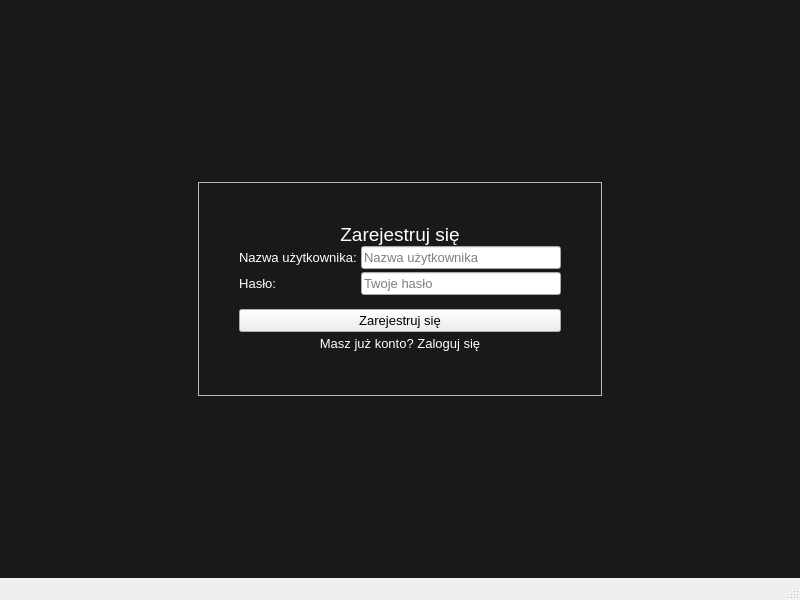
Qt form registerwindow.ui (DwS234/LanguageTutorDesktop) before a commit.
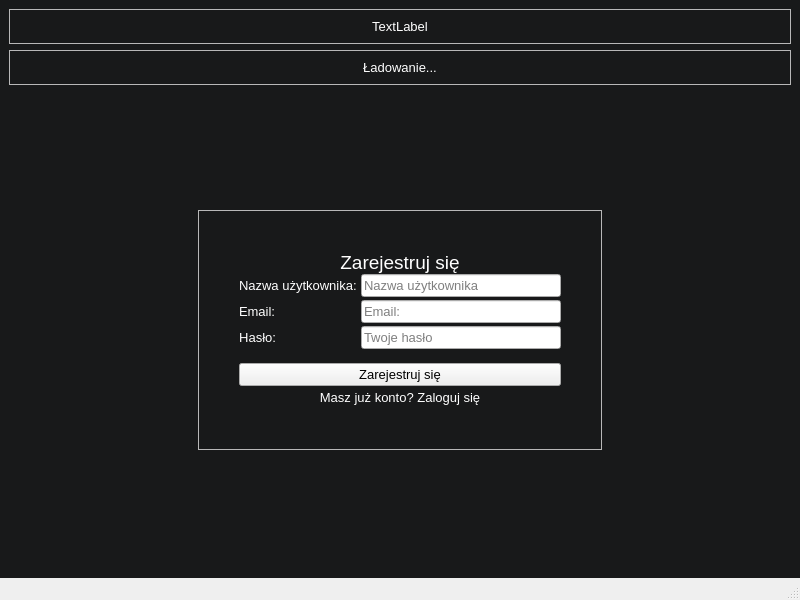
The same form after that commit.

```diff
--- a/registerwindow.ui
+++ b/registerwindow.ui
@@ -20,6 +20,66 @@
 }</string>
    </property>
    <layout class="QVBoxLayout" name="verticalLayout">
+    <item>
+     <widget class="QFrame" name="resultScreen">
+      <property name="frameShape">
+       <enum>QFrame::StyledPanel</enum>
+      </property>
+      <property name="frameShadow">
+       <enum>QFrame::Raised</enum>
+      </property>
+      <layout class="QVBoxLayout" name="verticalLayout_4">
+       <item>
+        <widget class="QLabel" name="resultLabel">
+         <property name="font">
+          <font>
+           <pointsize>10</pointsize>
+          </font>
+         </property>
+         <property name="styleSheet">
+          <string notr="true">color: white</string>
+         </property>
+         <property name="text">
+          <string>TextLabel</string>
+         </property>
+         <property name="alignment">
+          <set>Qt::AlignCenter</set>
+         </property>
+        </widget>
+       </item>
+      </layout>
+     </widget>
+    </item>
+    <item>
+     <widget class="QFrame" name="loadingScreen">
+      <property name="frameShape">
+       <enum>QFrame::StyledPanel</enum>
+      </property>
+      <property name="frameShadow">
+       <enum>QFrame::Raised</enum>
+      </property>
+      <layout class="QVBoxLayout" name="verticalLayout_3">
+       <item>
+        <widget class="QLabel" name="loadingScreenLabel">
+         <property name="font">
+          <font>
+           <pointsize>10</pointsize>
+          </font>
+         </property>
+         <property name="styleSheet">
+          <string notr="true">color: white</string>
+         </property>
+         <property name="text">
+          <string>Ładowanie...</string>
+         </property>
+         <property name="alignment">
+          <set>Qt::AlignCenter</set>
+         </property>
+        </widget>
+       </item>
+      </layout>
+     </widget>
+    </item>
     <item>
      <spacer name="verticalSpacer">
       <property name="orientation">
@@ -34,6 +94,7 @@
      </spacer>
     </item>
     <item>
+     <widget class="QFrame" name="registerScreen">
      <layout class="QHBoxLayout" name="horizontalLayout">
       <item>
        <spacer name="horizontalSpacer">
@@ -175,7 +236,7 @@
                </property>
               </widget>
              </item>
-             <item row="1" column="0">
+              <item row="3" column="0">
               <widget class="QLabel" name="label_3">
                <property name="sizePolicy">
                 <sizepolicy hsizetype="Expanding" vsizetype="Expanding">
@@ -199,7 +260,7 @@
                </property>
               </widget>
              </item>
-             <item row="1" column="1">
+              <item row="3" column="1">
               <widget class="QLineEdit" name="passwordLineEdit">
                <property name="font">
                 <font>
@@ -220,6 +281,33 @@
                </property>
               </widget>
              </item>
+              <item row="2" column="0">
+               <widget class="QLabel" name="label_4">
+                <property name="font">
+                 <font>
+                  <pointsize>10</pointsize>
+                 </font>
+                </property>
+                <property name="styleSheet">
+                 <string notr="true">color: white</string>
+                </property>
+                <property name="text">
+                 <string>Email:</string>
+                </property>
+               </widget>
+              </item>
+              <item row="2" column="1">
+               <widget class="QLineEdit" name="emailLineEdit">
+                <property name="font">
+                 <font>
+                  <pointsize>10</pointsize>
+                 </font>
+                </property>
+                <property name="placeholderText">
+                 <string>Email:</string>
+                </property>
+               </widget>
+              </item>
             </layout>
            </item>
            <item>
@@ -277,6 +365,7 @@
        </spacer>
       </item>
      </layout>
+     </widget>
     </item>
     <item>
      <spacer name="verticalSpacer_2">
```
Left out of the diff: 2 changed lines with no effect on the pictures. Lines whose indentation alone changed are shown as unchanged.
